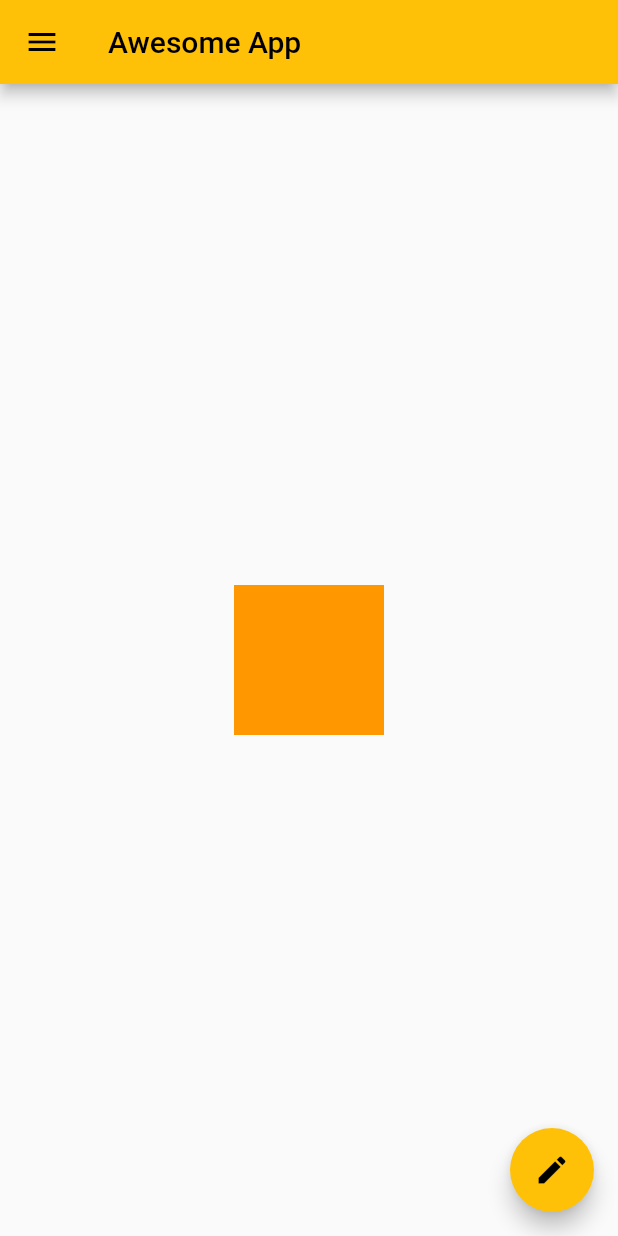
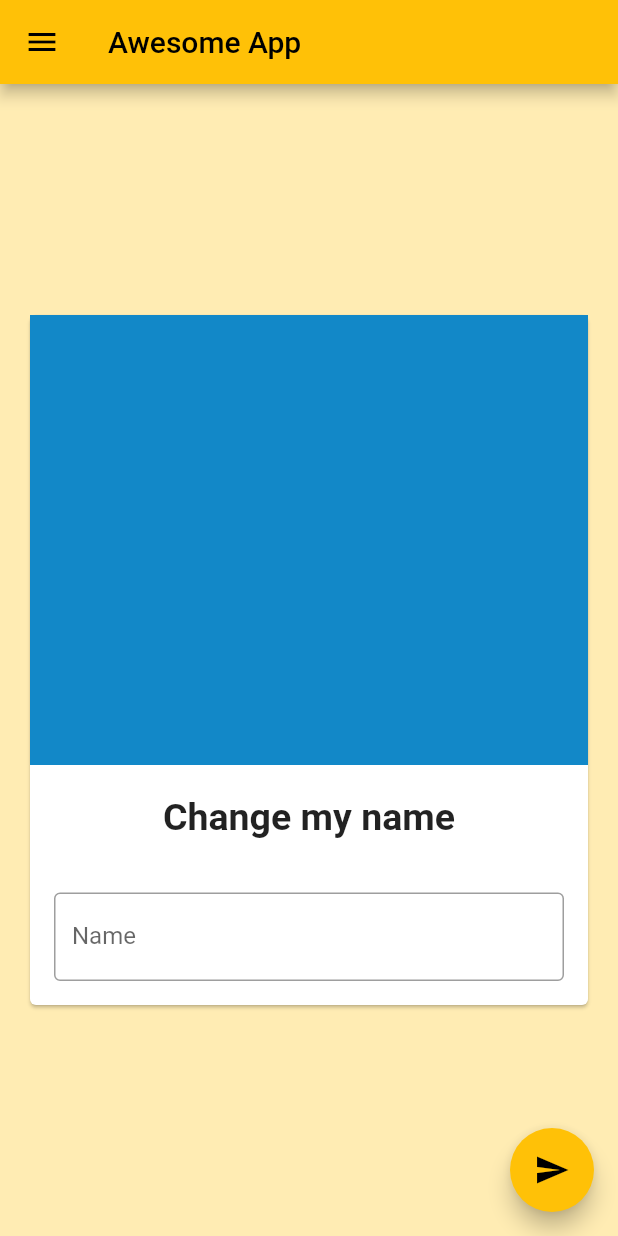
Before and after one commit to Abhaybsingh19w33/freecodecamp-flutter, a Flutter app: the screen it shows after launch, on a phone screen of 412 x 824 dp. Run offline on Flutter 3.47's test engine with Material 2 defaults, Android fonts, the phone set to English and light mode, and no system bars.

```diff
--- a/awesome_app/lib/main.dart
+++ b/awesome_app/lib/main.dart
@@ -15,31 +15,71 @@ void main() {
   ));
 }
 
-class HomePage extends StatelessWidget {
+class HomePage extends StatefulWidget {
   const HomePage({Key? key}) : super(key: key);
+
+  @override
+  State<HomePage> createState() => _HomePageState();
+}
+
+// here state is dynamic it can be stateful or stateless
+class _HomePageState extends State<HomePage> {
+  var myText = "Change my name";
+  final TextEditingController _nameController = TextEditingController();
+
+  // first initstate will be called then screen widgets will be created
+  // @override
+  // void initState() {
+  //   super.initState();
+  // }
+
+  // once the screen is destroyed this method will be called
+  // @override
+  // void dispose() {
+  //   super.dispose();
+  // }
 
   @override
   Widget build(BuildContext context) {
     return Scaffold(
+      backgroundColor: Colors.amber[100],
       appBar: AppBar(
         title: const Text("Awesome App"),
       ),
       // body: const Text("Revision course restart"),
       // aligning the container in center
       body: Center(
-        child: Container(
-          padding: const EdgeInsets.all(8),
-          // this makes whole container color red
-          // cant use this property here while using boxDecoration
-          color: Colors.orange,
-          // creating a box
-          width: 100,
-          height: 100,
-          // this is like handling things while cant be contained in specified area
-          // clipBehavior: Clip.none,
-          alignment: Alignment.center,
+          child: Padding(
+        padding: const EdgeInsets.all(16.0),
+        child: SingleChildScrollView(
+          child: Card(
+              child: Column(
+            children: <Widget>[
+              Image.asset("assets/day.png",
+                  width: 400, height: 300, fit: BoxFit.none),
+              const SizedBox(
+                height: 20,
+              ),
+              Text(myText,
+                  style: const TextStyle(
+                      fontSize: 25, fontWeight: FontWeight.bold)),
+              const SizedBox(
+                height: 20,
+              ),
+              Padding(
+                padding: const EdgeInsets.all(16.0),
+                child: TextField(
+                  controller: _nameController,
+                  decoration: const InputDecoration(
+                      hintText: "Enter some text",
+                      labelText: "Name",
+                      border: OutlineInputBorder()),
+                ),
+              ),
+            ],
+          )),
         ),
-      ),
+      )),
       drawer: Drawer(
         child: ListView(
           padding: const EdgeInsets.all(0),
@@ -80,27 +120,19 @@ class HomePage extends StatelessWidget {
               subtitle: Text("abhaybsingh19w33@gmail.com"),
               trailing: Icon(Icons.edit),
             ),
-            // ListTile(
-            //   leading: Icon(Icons.person),
-            //   title: Text("Abhay Singh"),
-            //   subtitle: Text("Developer"),
-            //   trailing: Icon(Icons.edit),
-            // )
           ],
         ),
       ),
       floatingActionButton: FloatingActionButton(
         onPressed: () {
-          return;
+          setState(() {
+            myText = _nameController.text;
+          });
         },
-        child: const Icon(Icons.edit),
+        child: const Icon(Icons.send),
       ),
       floatingActionButtonLocation: FloatingActionButtonLocation.endFloat,
     );
-    // return Container(
-    //   color: Colors.amber,
-    //   child: const Text("Revision course restart"),
-    // );
   }
 }
 
--- a/awesome_app/pubspec.yaml
+++ b/awesome_app/pubspec.yaml
@@ -58,7 +58,8 @@ flutter:
   uses-material-design: true
 
   # To add assets to your application, add an assets section, like this:
-  # assets:
+  assets:
+    - assets/
   #   - images/a_dot_burr.jpeg
   #   - images/a_dot_ham.jpeg
 
```
Also changed, not shown: awesome_app/assets/day.png (added), awesome_app/assets/egypt.png (added), awesome_app/assets/germany.png (added), awesome_app/assets/greece.png (added), awesome_app/assets/indonesia.png (added), awesome_app/assets/kenya.png (added), awesome_app/assets/night.png (added), awesome_app/assets/south_korea.png (added), awesome_app/assets/uk.png (added), awesome_app/assets/usa.png (added).
